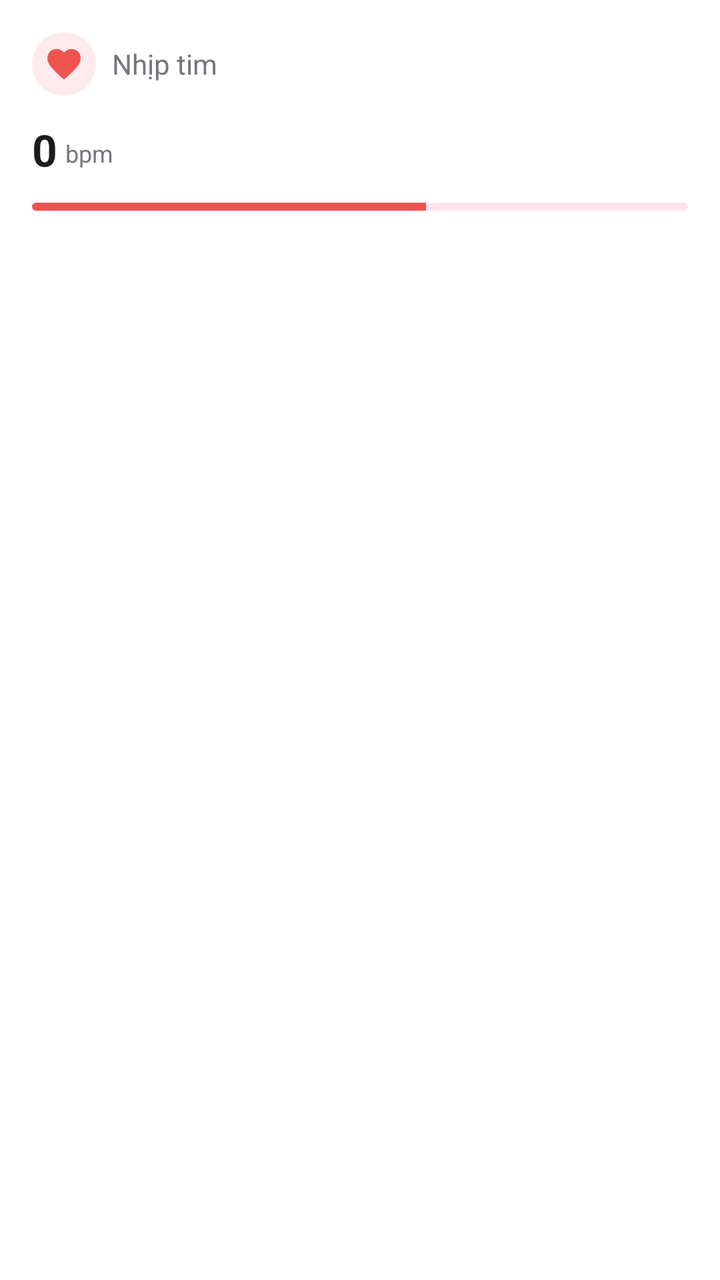
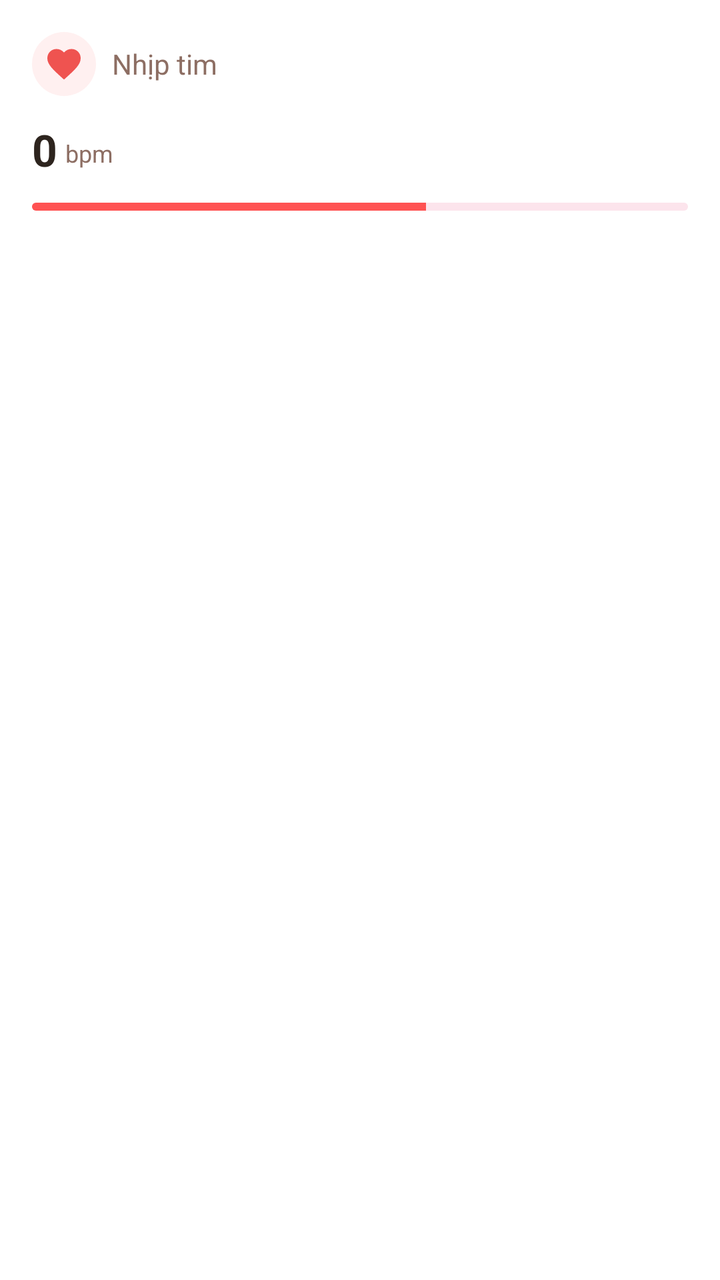

Compare the two renders of this Android layout. The source of the first and the diff that turns it into the second are given below.
<!-- AndroidManifest.xml: application theme Theme.Better_Life -->
<!-- res/layout/item_health_card_heart.xml -->
<?xml version="1.0" encoding="utf-8"?>
<androidx.cardview.widget.CardView xmlns:android="http://schemas.android.com/apk/res/android"
    xmlns:app="http://schemas.android.com/apk/res-auto"
    android:layout_width="match_parent"
    android:layout_height="wrap_content"
    app:cardCornerRadius="16dp"
    app:cardElevation="0dp"
    app:cardBackgroundColor="@color/white">

    <LinearLayout
        android:layout_width="match_parent"
        android:layout_height="wrap_content"
        android:orientation="vertical"
        android:padding="16dp">

        <LinearLayout
            android:layout_width="match_parent"
            android:layout_height="wrap_content"
            android:gravity="center_vertical"
            android:orientation="horizontal">

            <ImageView
                android:layout_width="32dp"
                android:layout_height="32dp"
                android:background="@drawable/bg_icon_heart"
                android:padding="6dp"
                android:src="@drawable/ic_heart" />

            <TextView
                android:layout_width="wrap_content"
                android:layout_height="wrap_content"
                android:layout_marginStart="8dp"
                android:text="Nhịp tim"
                android:textColor="@color/text_secondary"
                android:textSize="14sp" />
        </LinearLayout>

        <LinearLayout
            android:layout_width="match_parent"
            android:layout_height="wrap_content"
            android:layout_marginTop="12dp"
            android:gravity="bottom"
            android:orientation="horizontal">

            <TextView
                android:layout_width="wrap_content"
                android:layout_height="wrap_content"
                android:text="0"
                android:textColor="@color/text_title"
                android:textSize="22sp"
                android:textStyle="bold" />

            <TextView
                android:layout_width="wrap_content"
                android:layout_height="wrap_content"
                android:layout_marginStart="4dp"
                android:layout_marginBottom="2dp"
                android:text="bpm"
                android:textColor="@color/text_secondary"
                android:textSize="12sp" />
        </LinearLayout>

        <ProgressBar
            style="@style/Widget.AppCompat.ProgressBar.Horizontal"
            android:layout_width="match_parent"
            android:layout_height="4dp"
            android:layout_marginTop="12dp"
            android:progress="60"
            android:progressDrawable="@drawable/progress_heart" />
    </LinearLayout>
</androidx.cardview.widget.CardView>
<!-- resources referenced by this layout -->
<resources>
  <color name="text_secondary">#74777F</color>
  <color name="text_title">#1A1C1E</color>
  <color name="white">#FFFFFFFF</color>
  <!-- drawable bg_icon_heart (drawable) -->
  <?xml version="1.0" encoding="utf-8"?>
  <shape xmlns:android="http://schemas.android.com/apk/res/android"
      android:shape="oval">
      <solid android:color="@color/card_heart" />
  </shape>
  <!-- drawable ic_heart (drawable) -->
  <?xml version="1.0" encoding="utf-8"?>
  <vector xmlns:android="http://schemas.android.com/apk/res/android"
      android:width="24dp"
      android:height="24dp"
      android:viewportWidth="24"
      android:viewportHeight="24">
      <path
          android:fillColor="#EF5350"
          android:pathData="M12,21.35l-1.45,-1.32C5.4,15.36 2,12.28 2,8.5 2,5.42 4.42,3 7.5,3c1.74,0 3.41,0.81 4.5,2.09C13.09,3.81 14.76,3 16.5,3 19.58,3 22,5.42 22,8.5c0,3.78 -3.4,6.86 -8.55,11.54L12,21.35z" />
  </vector>
  <!-- drawable progress_heart (drawable) -->
  <?xml version="1.0" encoding="utf-8"?>
  <layer-list xmlns:android="http://schemas.android.com/apk/res/android">
      <item android:id="@android:id/background">
          <shape>
              <corners android:radius="8dp" />
              <solid android:color="#FCE4EC" />
          </shape>
      </item>
      <item android:id="@android:id/progress">
          <clip>
              <shape>
                  <corners android:radius="2dp" />
                  <solid android:color="@color/progress_heart" />
              </shape>
          </clip>
      </item>
  </layer-list>
  <style name="Theme.Better_Life" parent="Theme.MaterialComponents.DayNight.NoActionBar">
          
          <item name="colorPrimary">@color/primary_teal</item>
          <item name="colorPrimaryVariant">@color/primary_teal_dark</item>
          <item name="colorOnPrimary">@color/white</item>
          
          <item name="colorSecondary">@color/nav_active</item>
          <item name="colorSecondaryVariant">@color/primary_teal_dark</item>
          <item name="colorOnSecondary">@color/white</item>
          
          <item name="android:statusBarColor">@color/primary_teal</item>
          
      </style>
  <color name="card_heart">#FFEBEE</color>
  <color name="progress_heart">#EF5350</color>
  <color name="primary_teal">#26A69A</color>
  <color name="primary_teal_dark">#00796B</color>
  <color name="nav_active">#26A69A</color>
</resources>

<!-- the commit's change to res/layout/item_health_card_heart.xml (unified diff, before → after) -->
@@ -43,6 +43,7 @@
             android:orientation="horizontal">
 
             <TextView
+                android:id="@+id/tv_value"
                 android:layout_width="wrap_content"
                 android:layout_height="wrap_content"
                 android:text="0"
@@ -61,6 +62,7 @@
         </LinearLayout>
 
         <ProgressBar
+            android:id="@+id/pb_heart"
             style="@style/Widget.AppCompat.ProgressBar.Horizontal"
             android:layout_width="match_parent"
             android:layout_height="4dp"
<!-- resource entries referenced after the edit -->
@@ -1,7 +1,7 @@
 <!-- resources referenced by this layout -->
 <resources>
-  <color name="text_secondary">#74777F</color>
-  <color name="text_title">#1A1C1E</color>
+  <color name="text_secondary">#8D6E63</color>
+  <color name="text_title">#2D241E</color>
   <color name="white">#FFFFFFFF</color>
   <!-- drawable bg_icon_heart (drawable) -->
   <?xml version="1.0" encoding="utf-8"?>
@@ -51,10 +51,10 @@
           <item name="android:statusBarColor">@color/primary_teal</item>
           
       </style>
-  <color name="card_heart">#FFEBEE</color>
-  <color name="progress_heart">#EF5350</color>
-  <color name="primary_teal">#26A69A</color>
-  <color name="primary_teal_dark">#00796B</color>
-  <color name="nav_active">#26A69A</color>
+  <color name="card_heart">#FFF0F0</color>
+  <color name="progress_heart">#FF5252</color>
+  <color name="primary_teal">#FF8A65</color>
+  <color name="primary_teal_dark">#E64A19</color>
+  <color name="nav_active">#FF8A65</color>
 </resources>
 
